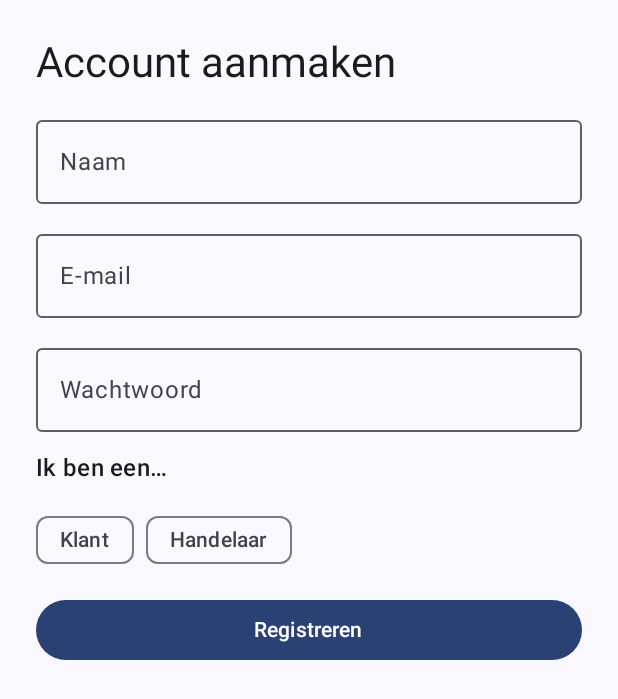
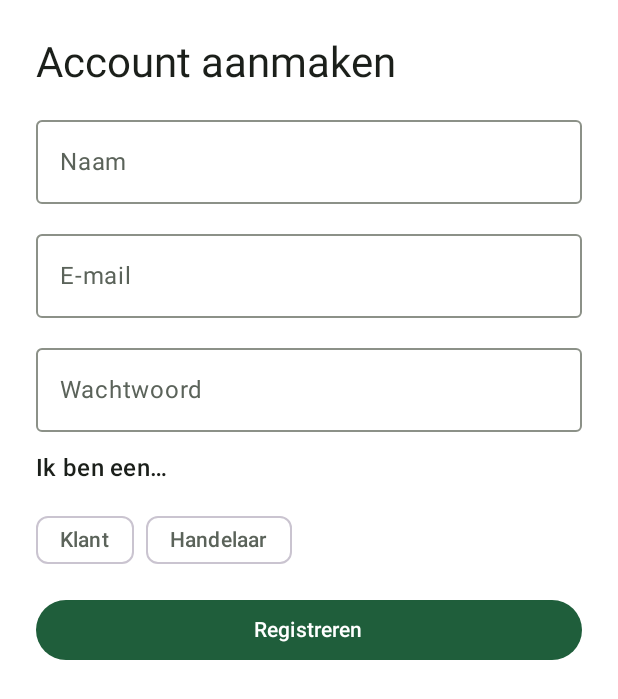
Before and after one commit to RenzoRaes2006/MobileDevelopment, an Android app built with Jetpack Compose: the screen it shows after launch (MainActivity), on a phone screen of 412 x 824 dp. Shown: the top 699 px of the screen. Run offline under Robolectric (Android 15) with nearby library versions, the phone set to English and light mode, and no system bars; our stand-ins replace Firebase (no records; nobody signed in at launch, a user with empty details on screens opened directly); libraries missing offline, so code that uses them is left out: org.osmdroid.config, org.osmdroid.tileprovider, org.osmdroid.util, org.osmdroid.views; 1 statement that could not run was skipped.

Commit message:
feat: apply Groentezak color theme without dynamic color

```diff
--- a/app/src/main/java/be/ap/laatsteronde/ui/theme/Color.kt
+++ b/app/src/main/java/be/ap/laatsteronde/ui/theme/Color.kt
@@ -2,10 +2,24 @@ package be.ap.laatsteronde.ui.theme
 
 import androidx.compose.ui.graphics.Color
 
-val Purple80 = Color(0xFFD0BCFF)
-val PurpleGrey80 = Color(0xFFCCC2DC)
-val Pink80 = Color(0xFFEFB8C8)
+// Palette "Groentezak" from the Figma prototype (forest green, carrot orange, kraft paper).
 
-val Purple40 = Color(0xFF6650a4)
-val PurpleGrey40 = Color(0xFF625b71)
-val Pink40 = Color(0xFF7D5260)
+// Light mode
+val ForestGreen = Color(0xFF1F5E3B)
+val CarrotOrange = Color(0xFFF08A3A)
+val CarrotLight = Color(0xFFFDE5D0)
+val Kraft = Color(0xFFE8DCC8)
+val TextDark = Color(0xFF1B1F1A)
+val TextSoft = Color(0xFF5B635A)
+val FieldBorder = Color(0xFF8C9188)
+val BackgroundCream = Color(0xFFF7F6F0)
+val SurfaceWhite = Color(0xFFFFFFFF)
+val ErrorRed = Color(0xFFB3261E)
+
+// Dark mode
+val DarkBackground = Color(0xFF101713)
+val DarkSurface = Color(0xFF1A241D)
+val DarkPrimary = Color(0xFF7FCB8E)
+val DarkCarrot = Color(0xFFF59A50)
+val DarkText = Color(0xFFEEF2EC)
+val DarkTextSoft = Color(0xFFA8B3A9)
--- a/app/src/main/java/be/ap/laatsteronde/ui/theme/Theme.kt
+++ b/app/src/main/java/be/ap/laatsteronde/ui/theme/Theme.kt
@@ -1,57 +1,51 @@
 package be.ap.laatsteronde.ui.theme
 
-import android.app.Activity
-import android.os.Build
 import androidx.compose.foundation.isSystemInDarkTheme
 import androidx.compose.material3.MaterialTheme
 import androidx.compose.material3.darkColorScheme
-import androidx.compose.material3.dynamicDarkColorScheme
-import androidx.compose.material3.dynamicLightColorScheme
 import androidx.compose.material3.lightColorScheme
 import androidx.compose.runtime.Composable
-import androidx.compose.ui.platform.LocalContext
 
 private val DarkColorScheme = darkColorScheme(
-    primary = Purple80,
-    secondary = PurpleGrey80,
-    tertiary = Pink80
+    primary = DarkPrimary,
+    onPrimary = DarkBackground,
+    secondary = DarkCarrot,
+    onSecondary = DarkBackground,
+    tertiary = DarkCarrot,
+    background = DarkBackground,
+    onBackground = DarkText,
+    surface = DarkSurface,
+    onSurface = DarkText,
+    surfaceVariant = DarkSurface,
+    onSurfaceVariant = DarkTextSoft,
+    outline = DarkTextSoft,
+    error = ErrorRed
 )
 
 private val LightColorScheme = lightColorScheme(
-    primary = Purple40,
-    secondary = PurpleGrey40,
-    tertiary = Pink40
-
-    /* Other default colors to override
-    background = Color(0xFFFFFBFE),
-    surface = Color(0xFFFFFBFE),
-    onPrimary = Color.White,
-    onSecondary = Color.White,
-    onTertiary = Color.White,
-    onBackground = Color(0xFF1C1B1F),
-    onSurface = Color(0xFF1C1B1F),
-    */
+    primary = ForestGreen,
+    onPrimary = SurfaceWhite,
+    secondary = CarrotOrange,
+    onSecondary = TextDark,
+    tertiary = CarrotOrange,
+    background = BackgroundCream,
+    onBackground = TextDark,
+    surface = SurfaceWhite,
+    onSurface = TextDark,
+    surfaceVariant = Kraft,
+    onSurfaceVariant = TextSoft,
+    outline = FieldBorder,
+    error = ErrorRed
 )
 
+// No dynamic color on purpose: the app keeps its own Laatste Ronde colors.
 @Composable
 fun OSMTheme(
     darkTheme: Boolean = isSystemInDarkTheme(),
-    // Dynamic color is available on Android 12+
-    dynamicColor: Boolean = true,
     content: @Composable () -> Unit
 ) {
-    val colorScheme = when {
-        dynamicColor && Build.VERSION.SDK_INT >= Build.VERSION_CODES.S -> {
-            val context = LocalContext.current
-            if (darkTheme) dynamicDarkColorScheme(context) else dynamicLightColorScheme(context)
-        }
-
-        darkTheme -> DarkColorScheme
-        else -> LightColorScheme
-    }
-
     MaterialTheme(
-        colorScheme = colorScheme,
+        colorScheme = if (darkTheme) DarkColorScheme else LightColorScheme,
         typography = Typography,
         content = content
     )
```
